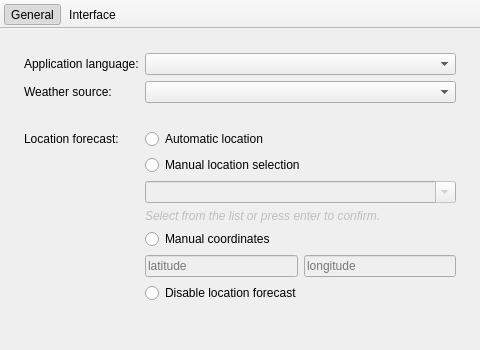
The window that src/settings/SettingsDialog.ui (ntadej/Vremenar) describes before a commit, drawn with Qt 5.
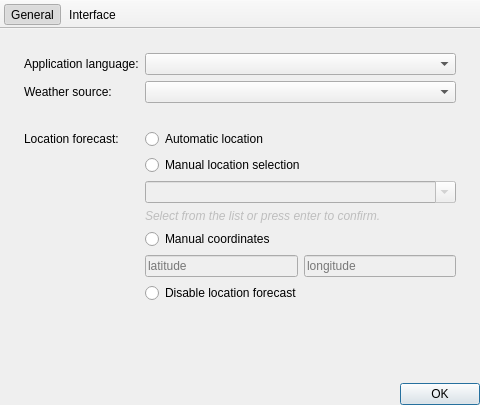
The same window after the commit. Icons and pictures are not drawn.

```diff
--- a/src/settings/SettingsDialog.ui
+++ b/src/settings/SettingsDialog.ui
@@ -7,19 +7,19 @@
     <x>0</x>
     <y>0</y>
     <width>480</width>
-    <height>350</height>
+    <height>405</height>
    </rect>
   </property>
   <property name="minimumSize">
    <size>
     <width>480</width>
-    <height>350</height>
+    <height>405</height>
    </size>
   </property>
   <property name="maximumSize">
    <size>
     <width>480</width>
-    <height>350</height>
+    <height>405</height>
    </size>
   </property>
   <property name="unifiedTitleAndToolBarOnMac">
@@ -27,6 +27,9 @@
   </property>
   <widget class="QWidget" name="centralwidget">
    <layout class="QVBoxLayout" name="verticalLayout">
+    <property name="spacing">
+     <number>0</number>
+    </property>
     <property name="leftMargin">
      <number>0</number>
     </property>
@@ -241,6 +244,17 @@
       </widget>
      </widget>
     </item>
+    <item>
+     <layout class="QVBoxLayout" name="buttonsLayout">
+      <item>
+       <widget class="QDialogButtonBox" name="buttons">
+        <property name="standardButtons">
+         <set>QDialogButtonBox::Ok</set>
+        </property>
+       </widget>
+      </item>
+     </layout>
+    </item>
    </layout>
   </widget>
   <widget class="QToolBar" name="toolBar">
```
